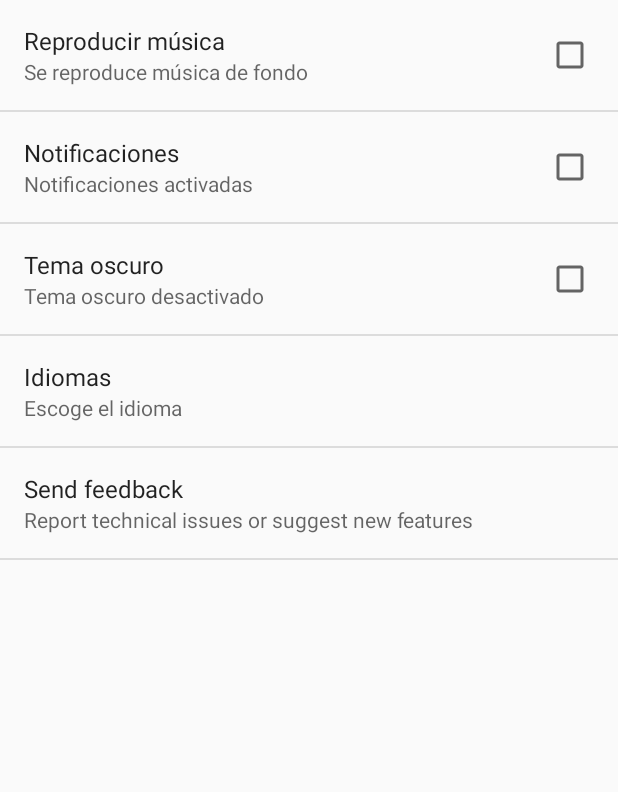
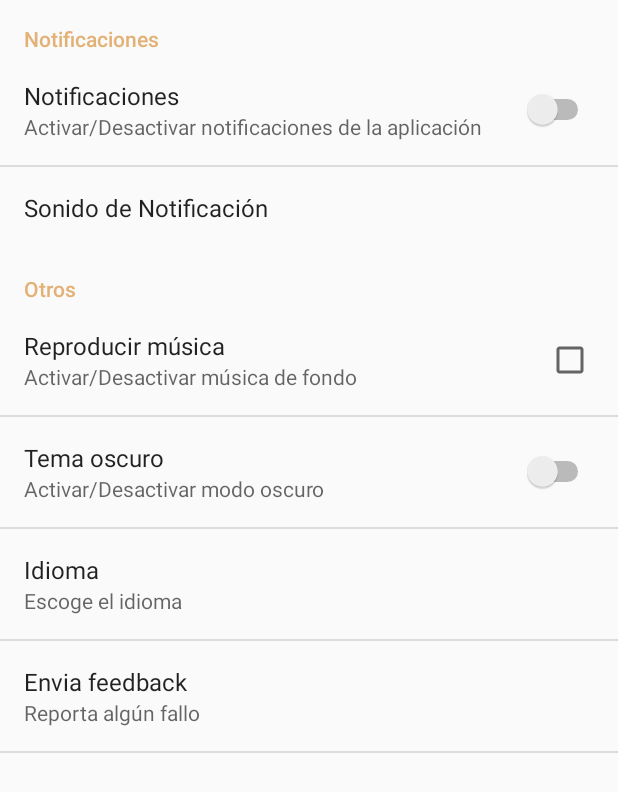
Before and after one commit to pdepau/hampo, an Android app: the screen it shows after launch once a user with an empty profile is signed in (PreferenciasActivity), after a tap on "Configuración", on a phone screen of 412 x 824 dp. Shown: the top 792 px of the screen. Run offline under Robolectric (Android 15) with nearby library versions, the phone set to English and light mode, and no system bars; our stand-ins replace Firebase (no records; nobody signed in at launch, a user with empty details on screens opened directly), navigation-ui.

Commit message:
Preferencias mejorado

```diff
--- a/general/Hampo/app/src/main/res/menu/current_place_menu.xml
+++ b/general/Hampo/app/src/main/res/menu/current_place_menu.xml
@@ -12,9 +12,5 @@
 -->
 <menu xmlns:android="http://schemas.android.com/apk/res/android"
     xmlns:app="http://schemas.android.com/apk/res-auto">
-    <item android:id="@+id/action_settings"
-        android:title="@string/menu_config"
-        android:icon="@android:drawable/ic_menu_preferences"
-        android:orderInCategory="100"
-        app:showAsAction="always"/>
+
 </menu>
--- a/general/Hampo/app/src/main/res/values/strings.xml
+++ b/general/Hampo/app/src/main/res/values/strings.xml
@@ -23,4 +23,20 @@
     <string name="nombre_de_usuario">Nombre de usuario:</string>
     <string name="direcci_n_de_correo_electr_nico">Dirección de correo electrónico:</string>
     <string name="google_maps_key">qklrjlkqwejrkwe</string>
+
+    <string name="cancion">Sonido de Notificación</string>
+    <string name="idiomaDesc">Escoge el idioma</string>
+    <string name="idioma">Idioma</string>
+    <string name="temaOscDesc">Activar/Desactivar modo oscuro</string>
+    <string name="temaOsc">Tema oscuro</string>
+    <string name="musicaDesc">Activar/Desactivar música de fondo</string>
+    <string name="musica">Reproducir música</string>
+    <string name="noti">Notificaciones</string>
+    <string name="notiDesc">Activar/Desactivar notificaciones de la aplicación</string>
+    <string name="feedback">Envia feedback</string>
+    <string name="feedbackDesc">Reporta algún fallo</string>
+
+
+
+
 </resources>
--- a/general/Hampo/app/src/main/res/xml/preferencias.xml
+++ b/general/Hampo/app/src/main/res/xml/preferencias.xml
@@ -1,28 +1,40 @@
 <?xml version="1.0" encoding="utf-8"?>
 <PreferenceScreen xmlns:android="http://schemas.android.com/apk/res/android">
 
+    <PreferenceCategory android:title="@string/noti">
+
+        <SwitchPreference
+            android:key="notificaciones"
+            android:title="@string/noti"
+            android:summary="@string/notiDesc"/>
+        <Preference
+            android:key="cancion_noti"
+            android:title="@string/cancion" />
+
+    </PreferenceCategory>
+
+    <PreferenceCategory android:title="Otros">
     <CheckBoxPreference
         android:key="musica"
-        android:summary="Se reproduce música de fondo"
-        android:title="Reproducir música" />
-    <CheckBoxPreference
-        android:key="notificaciones"
-        android:title="Notificaciones"
-        android:summary="Notificaciones activadas"/>
-    <CheckBoxPreference
+        android:summary="@string/musicaDesc"
+        android:title="@string/musica" />
+
+    <SwitchPreference
         android:key="oscuro"
-        android:title="Tema oscuro"
-        android:summary="Tema oscuro desactivado"/>
+        android:title="@string/temaOsc"
+        android:summary="@string/temaOscDesc"/>
+
     <ListPreference
         android:key="idiomas"
-        android:title="Idiomas"
-        android:summary="Escoge el idioma"
+        android:title="@string/idioma"
+        android:summary="@string/idiomaDesc"
         android:entries="@array/idiomas"
         android:entryValues="@array/idiomasValores"
         android:defaultValue="0"/>
     <Preference
         android:key="feedback"
-        android:title="Send feedback"
-        android:summary="Report technical issues or suggest new features"/>
+        android:title="@string/feedback"
+        android:summary="@string/feedbackDesc"/>
+    </PreferenceCategory>
 
 </PreferenceScreen>
```
Also changed, not shown: general/Hampo/app/src/main/java/com/example/hampo/presentacion/MainActivity.java (line endings or trailing spaces).
